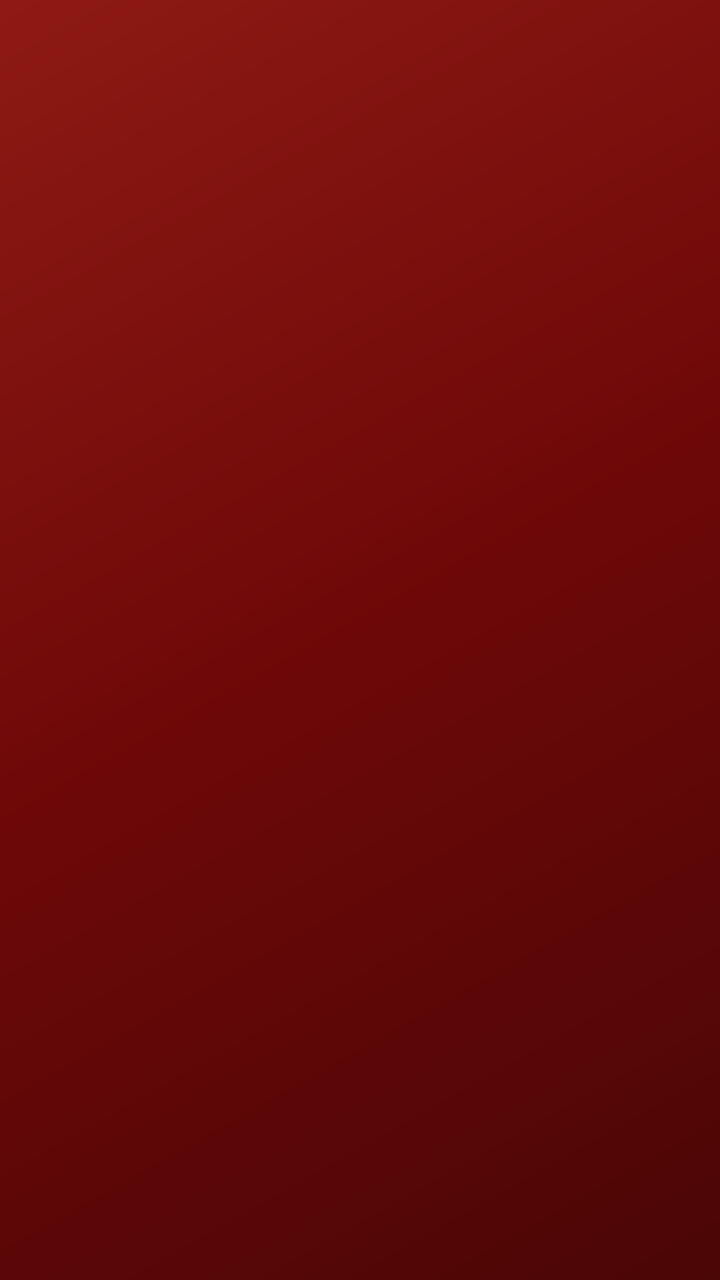
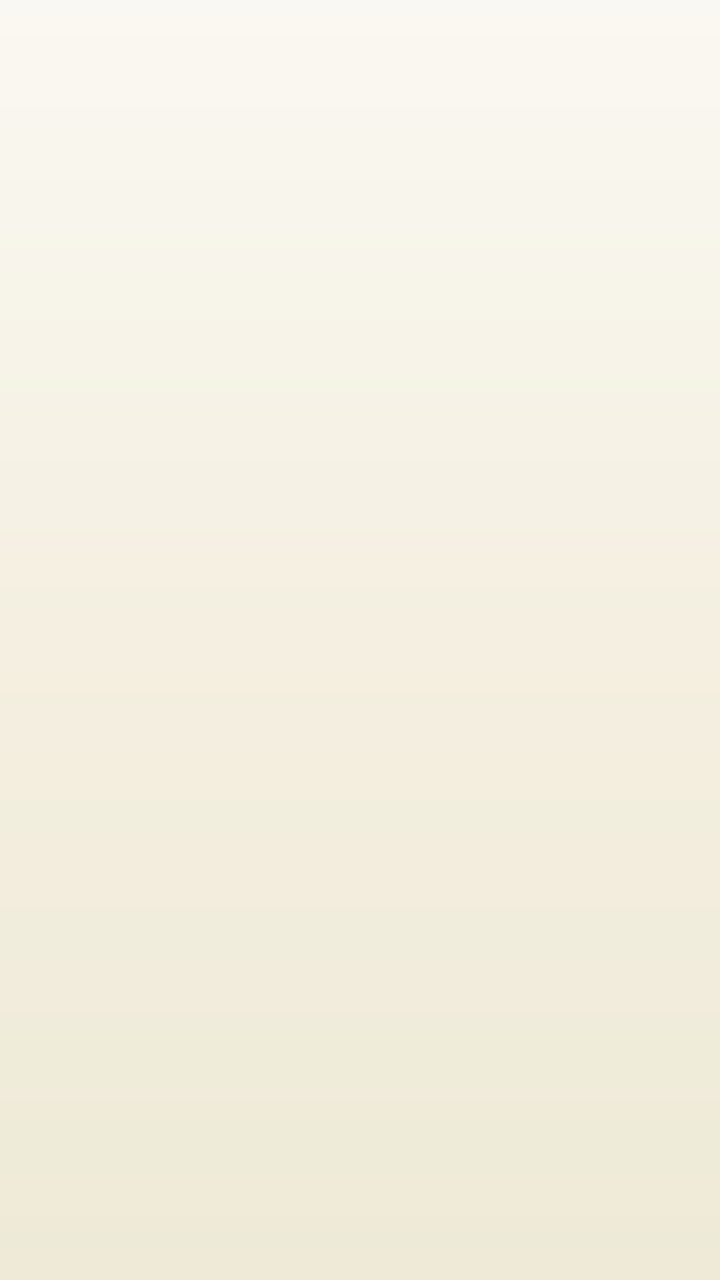

Before-and-after screenshots of an Android layout around one commit, followed by the original layout XML and the change that was made.
<!-- AndroidManifest.xml: activity theme Theme.CariKostKita.Splash -->
<!-- res/layout/activity_splash.xml -->
<?xml version="1.0" encoding="utf-8"?>
<FrameLayout xmlns:android="http://schemas.android.com/apk/res/android"
    android:layout_width="match_parent"
    android:layout_height="match_parent"
    android:background="@drawable/bg_splash_window">

    <ImageView
        android:id="@+id/iv_splash_ornament"
        android:layout_width="220dp"
        android:layout_height="190dp"
        android:layout_gravity="top|end"
        android:alpha="0"
        android:importantForAccessibility="no"
        android:src="@drawable/il_header_ornament" />

    <ImageView
        android:id="@+id/iv_splash_skyline"
        android:layout_width="match_parent"
        android:layout_height="140dp"
        android:layout_gravity="bottom"
        android:alpha="0"
        android:importantForAccessibility="no"
        android:scaleType="fitXY"
        android:src="@drawable/il_header_skyline" />

    <LinearLayout
        android:layout_width="match_parent"
        android:layout_height="wrap_content"
        android:layout_gravity="center"
        android:layout_marginBottom="48dp"
        android:gravity="center_horizontal"
        android:orientation="vertical"
        android:paddingHorizontal="32dp">

        <FrameLayout
            android:id="@+id/frame_splash_logo"
            android:layout_width="104dp"
            android:layout_height="104dp"
            android:alpha="0"
            android:background="@drawable/bg_splash_logo_ring"
            android:scaleX="0.85"
            android:scaleY="0.85">

            <ImageView
                android:id="@+id/iv_splash_logo"
                android:layout_width="64dp"
                android:layout_height="64dp"
                android:layout_gravity="center"
                android:contentDescription="Logo CariKostKita"
                android:src="@mipmap/ic_launcher" />
        </FrameLayout>

        <TextView
            android:id="@+id/tv_splash_title"
            android:layout_width="wrap_content"
            android:layout_height="wrap_content"
            android:layout_marginTop="22dp"
            android:alpha="0"
            android:text="@string/app_name"
            android:textColor="@color/white"
            android:textSize="30sp"
            android:textStyle="bold" />

        <View
            android:id="@+id/view_splash_accent"
            android:layout_width="40dp"
            android:layout_height="4dp"
            android:layout_marginTop="10dp"
            android:alpha="0"
            android:background="@drawable/bg_headline_accent" />

        <TextView
            android:id="@+id/tv_splash_subtitle"
            android:layout_width="wrap_content"
            android:layout_height="wrap_content"
            android:layout_marginTop="12dp"
            android:alpha="0"
            android:gravity="center"
            android:text="Cari kost terverifikasi di sekitarmu"
            android:textColor="#E6FFFFFF"
            android:textSize="15sp" />
    </LinearLayout>

    
    <LinearLayout
        android:id="@+id/layout_splash_dots"
        android:layout_width="wrap_content"
        android:layout_height="wrap_content"
        android:layout_gravity="bottom|center_horizontal"
        android:layout_marginBottom="164dp"
        android:alpha="0"
        android:orientation="horizontal">

        <View
            android:id="@+id/dot_splash_1"
            android:layout_width="8dp"
            android:layout_height="8dp"
            android:background="@drawable/bg_splash_dot" />

        <View
            android:id="@+id/dot_splash_2"
            android:layout_width="8dp"
            android:layout_height="8dp"
            android:layout_marginStart="8dp"
            android:background="@drawable/bg_splash_dot" />

        <View
            android:id="@+id/dot_splash_3"
            android:layout_width="8dp"
            android:layout_height="8dp"
            android:layout_marginStart="8dp"
            android:background="@drawable/bg_splash_dot" />
    </LinearLayout>
</FrameLayout>
<!-- resources referenced by this layout -->
<resources>
  <color name="white">#FFFFFF</color>
  <!-- drawable bg_headline_accent (drawable) -->
  <?xml version="1.0" encoding="utf-8"?>
  <shape xmlns:android="http://schemas.android.com/apk/res/android"
      android:shape="rectangle">
      <solid android:color="@color/accent_gold" />
      <corners android:radius="2dp" />
  </shape>
  <!-- drawable bg_splash_dot (drawable) -->
  <?xml version="1.0" encoding="utf-8"?>
  <shape xmlns:android="http://schemas.android.com/apk/res/android" android:shape="oval">
      <solid android:color="@color/accent_gold" />
  </shape>
  <!-- drawable bg_splash_logo_ring (drawable) -->
  <?xml version="1.0" encoding="utf-8"?>
  <layer-list xmlns:android="http://schemas.android.com/apk/res/android">
      
      <item>
          <shape android:shape="oval">
              <solid android:color="#1FE0B15A" />
          </shape>
      </item>
      <item android:bottom="8dp" android:left="8dp" android:right="8dp" android:top="8dp">
          <shape android:shape="oval">
              <solid android:color="@color/background" />
              <stroke android:width="3dp" android:color="@color/accent_gold" />
          </shape>
      </item>
  </layer-list>
  <!-- drawable bg_splash_window (drawable) -->
  <?xml version="1.0" encoding="utf-8"?>
  <layer-list xmlns:android="http://schemas.android.com/apk/res/android">
      <item>
          <shape android:shape="rectangle">
              <gradient
                  android:angle="315"
                  android:startColor="@color/header_primary_start"
                  android:centerColor="@color/header_primary_mid"
                  android:endColor="@color/header_primary_end" />
          </shape>
      </item>
  </layer-list>
  <!-- mipmap ic_launcher (mipmap-anydpi-v26) -->
  <?xml version="1.0" encoding="utf-8"?>
  <adaptive-icon xmlns:android="http://schemas.android.com/apk/res/android">
      <background android:drawable="@color/ic_launcher_background" />
      <foreground android:drawable="@drawable/ic_launcher_foreground" />
  </adaptive-icon>
  <string name="app_name">CariKostKita</string>
  <style name="Theme.CariKostKita.Splash" parent="Theme.CariKostKita">
          <item name="android:windowBackground">@drawable/bg_splash_window</item>
          <item name="android:statusBarColor">@color/header_primary_start</item>
          <item name="android:windowLightStatusBar">false</item>
          <item name="android:navigationBarColor">@color/primary_dark</item>
      </style>
  <color name="accent_gold">#E0B15A</color>
  <color name="background">#EEEAD7</color>
  <color name="header_primary_start">#8E1A14</color>
  <color name="header_primary_mid">#6D0808</color>
  <color name="header_primary_end">#4B0606</color>
  <color name="header_ornament">#26EEEAD7</color>
  <color name="accent_gold_soft">#33E0B15A</color>
  <color name="ic_launcher_background">#F4EFE0</color>
  <color name="primary_dark">#620808</color>
  <color name="primary">#6D0808</color>
  <color name="on_primary">#EEEAD7</color>
  <color name="primary_soft">#F4EFE0</color>
  <color name="surface">#FFFFFF</color>
  <color name="text_primary">#1C1917</color>
  <color name="border">#D8D2BC</color>
  <!-- unchanged entries left out for length: 4 -->
</resources>

<!-- the commit's change to res/layout/activity_splash.xml (unified diff, before → after) -->
@@ -1,9 +1,11 @@
 <?xml version="1.0" encoding="utf-8"?>
 <FrameLayout xmlns:android="http://schemas.android.com/apk/res/android"
+    xmlns:app="http://schemas.android.com/apk/res-auto"
     android:layout_width="match_parent"
     android:layout_height="match_parent"
     android:background="@drawable/bg_splash_window">
 
+    
     <ImageView
         android:id="@+id/iv_splash_ornament"
         android:layout_width="220dp"
@@ -11,56 +13,64 @@
         android:layout_gravity="top|end"
         android:alpha="0"
         android:importantForAccessibility="no"
-        android:src="@drawable/il_header_ornament" />
+        android:src="@drawable/il_header_ornament"
+        app:tint="#186D0808" />
 
+    
     <ImageView
         android:id="@+id/iv_splash_skyline"
         android:layout_width="match_parent"
-        android:layout_height="140dp"
+        android:layout_height="130dp"
         android:layout_gravity="bottom"
         android:alpha="0"
         android:importantForAccessibility="no"
         android:scaleType="fitXY"
-        android:src="@drawable/il_header_skyline" />
+        android:src="@drawable/il_header_skyline"
+        app:tint="#1F6D0808" />
 
+    
     <LinearLayout
         android:layout_width="match_parent"
         android:layout_height="wrap_content"
         android:layout_gravity="center"
-        android:layout_marginBottom="48dp"
+        android:layout_marginBottom="44dp"
         android:gravity="center_horizontal"
         android:orientation="vertical"
         android:paddingHorizontal="32dp">
 
+        
         <FrameLayout
             android:id="@+id/frame_splash_logo"
-            android:layout_width="104dp"
-            android:layout_height="104dp"
+            android:layout_width="96dp"
+            android:layout_height="96dp"
             android:alpha="0"
-            android:background="@drawable/bg_splash_logo_ring"
-            android:scaleX="0.85"
-            android:scaleY="0.85">
+            android:scaleX="0.88"
+            android:scaleY="0.88">
 
             <ImageView
                 android:id="@+id/iv_splash_logo"
-                android:layout_width="64dp"
-                android:layout_height="64dp"
+                android:layout_width="96dp"
+                android:layout_height="96dp"
                 android:layout_gravity="center"
                 android:contentDescription="Logo CariKostKita"
-                android:src="@mipmap/ic_launcher" />
+                android:scaleType="fitCenter"
+                android:src="@drawable/ic_launcher_foreground" />
         </FrameLayout>
 
+        
         <TextView
             android:id="@+id/tv_splash_title"
             android:layout_width="wrap_content"
             android:layout_height="wrap_content"
-            android:layout_marginTop="22dp"
+            android:layout_marginTop="20dp"
             android:alpha="0"
+            android:letterSpacing="-0.02"
             android:text="@string/app_name"
-            android:textColor="@color/white"
+            android:textColor="@color/primary"
             android:textSize="30sp"
             android:textStyle="bold" />
 
+        
         <View
             android:id="@+id/view_splash_accent"
             android:layout_width="40dp"
@@ -69,6 +79,7 @@
             android:alpha="0"
             android:background="@drawable/bg_headline_accent" />
 
+        
         <TextView
             android:id="@+id/tv_splash_subtitle"
             android:layout_width="wrap_content"
@@ -77,8 +88,8 @@
             android:alpha="0"
             android:gravity="center"
             android:text="Cari kost terverifikasi di sekitarmu"
-            android:textColor="#E6FFFFFF"
-            android:textSize="15sp" />
+            android:textColor="@color/text_secondary"
+            android:textSize="14sp" />
     </LinearLayout>
 
     
@@ -87,7 +98,7 @@
         android:layout_width="wrap_content"
         android:layout_height="wrap_content"
         android:layout_gravity="bottom|center_horizontal"
-        android:layout_marginBottom="164dp"
+        android:layout_marginBottom="160dp"
         android:alpha="0"
         android:orientation="horizontal">
 
<!-- resource entries referenced after the edit -->
@@ -1,6 +1,5 @@
 <!-- resources referenced by this layout -->
 <resources>
-  <color name="white">#FFFFFF</color>
   <!-- drawable bg_headline_accent (drawable) -->
   <?xml version="1.0" encoding="utf-8"?>
   <shape xmlns:android="http://schemas.android.com/apk/res/android"
@@ -13,58 +12,34 @@
   <shape xmlns:android="http://schemas.android.com/apk/res/android" android:shape="oval">
       <solid android:color="@color/accent_gold" />
   </shape>
-  <!-- drawable bg_splash_logo_ring (drawable) -->
-  <?xml version="1.0" encoding="utf-8"?>
-  <layer-list xmlns:android="http://schemas.android.com/apk/res/android">
-      
-      <item>
-          <shape android:shape="oval">
-              <solid android:color="#1FE0B15A" />
-          </shape>
-      </item>
-      <item android:bottom="8dp" android:left="8dp" android:right="8dp" android:top="8dp">
-          <shape android:shape="oval">
-              <solid android:color="@color/background" />
-              <stroke android:width="3dp" android:color="@color/accent_gold" />
-          </shape>
-      </item>
-  </layer-list>
   <!-- drawable bg_splash_window (drawable) -->
   <?xml version="1.0" encoding="utf-8"?>
   <layer-list xmlns:android="http://schemas.android.com/apk/res/android">
       <item>
           <shape android:shape="rectangle">
               <gradient
-                  android:angle="315"
-                  android:startColor="@color/header_primary_start"
-                  android:centerColor="@color/header_primary_mid"
-                  android:endColor="@color/header_primary_end" />
+                  android:angle="270"
+                  android:startColor="#FAF8F2"
+                  android:centerColor="#F4EFE0"
+                  android:endColor="#EEEAD7" />
           </shape>
       </item>
   </layer-list>
-  <!-- mipmap ic_launcher (mipmap-anydpi-v26) -->
-  <?xml version="1.0" encoding="utf-8"?>
-  <adaptive-icon xmlns:android="http://schemas.android.com/apk/res/android">
-      <background android:drawable="@color/ic_launcher_background" />
-      <foreground android:drawable="@drawable/ic_launcher_foreground" />
-  </adaptive-icon>
   <string name="app_name">CariKostKita</string>
   <style name="Theme.CariKostKita.Splash" parent="Theme.CariKostKita">
           <item name="android:windowBackground">@drawable/bg_splash_window</item>
-          <item name="android:statusBarColor">@color/header_primary_start</item>
-          <item name="android:windowLightStatusBar">false</item>
-          <item name="android:navigationBarColor">@color/primary_dark</item>
+          <item name="android:statusBarColor">@color/background</item>
+          <item name="android:windowLightStatusBar">true</item>
+          <item name="android:navigationBarColor">@color/background</item>
+          <item name="android:windowLightNavigationBar" tools:targetApi="o_mr1">true</item>
       </style>
   <color name="accent_gold">#E0B15A</color>
   <color name="background">#EEEAD7</color>
-  <color name="header_primary_start">#8E1A14</color>
-  <color name="header_primary_mid">#6D0808</color>
-  <color name="header_primary_end">#4B0606</color>
   <color name="header_ornament">#26EEEAD7</color>
   <color name="accent_gold_soft">#33E0B15A</color>
-  <color name="ic_launcher_background">#F4EFE0</color>
   <color name="primary_dark">#620808</color>
   <color name="primary">#6D0808</color>
+  <color name="text_secondary">#57534E</color>
   <color name="on_primary">#EEEAD7</color>
   <color name="primary_soft">#F4EFE0</color>
   <color name="surface">#FFFFFF</color>
